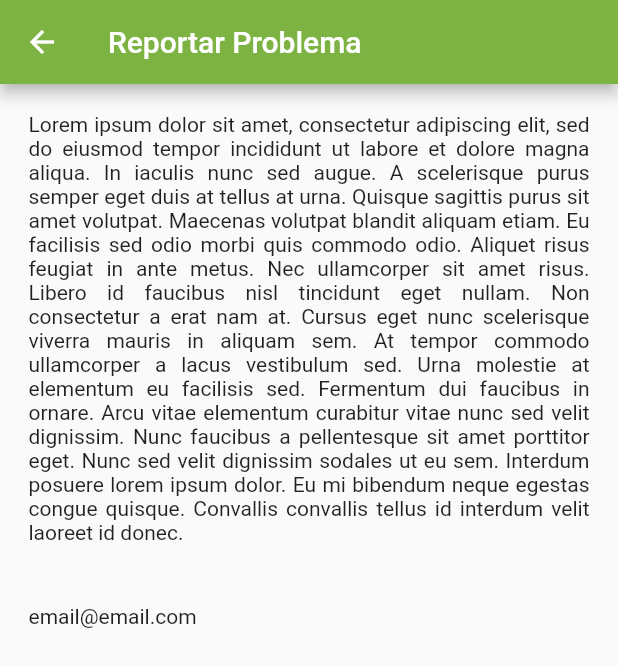
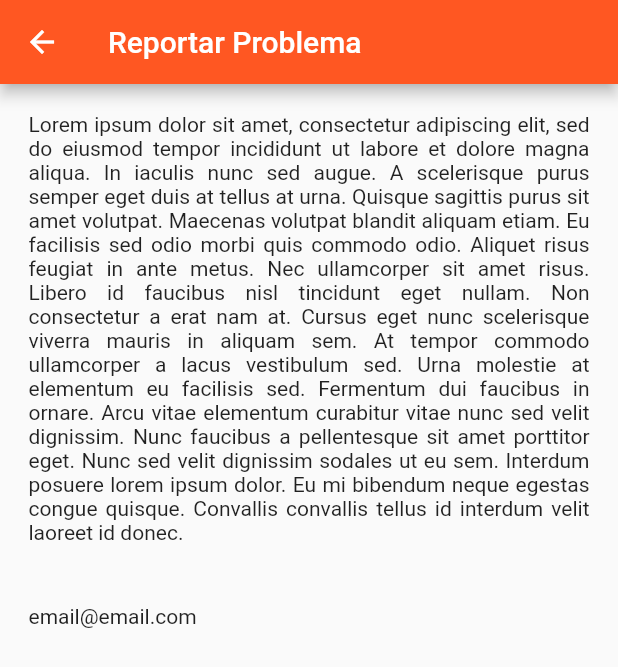
Before and after one commit to vostpt/mobile-app, a Flutter app: the ProblemReport screen opened by its route, on a phone screen of 412 x 824 dp. Shown: the top 667 px of the screen. Run offline on Flutter 3.47's test engine with Material 2 defaults, Android fonts, the phone set to English and light mode, and no system bars; our stand-ins replace built_collection, built_value, dio, flare_flutter, rxdart, shared_preferences; missing offline and left inert: stream_disposable; accounts and stored records are empty; generated files the repository leaves out were written again; network calls fail; statements that could not run were skipped.

Commit message:
Changed Primary and secondary Colors

```diff
--- a/lib/presentation/app.dart
+++ b/lib/presentation/app.dart
@@ -13,6 +13,7 @@ class VostApp extends StatelessWidget {
   @override
   Widget build(BuildContext context) {
     return MaterialApp(
+      debugShowCheckedModeBanner: false,
       title: 'Flutter Vost App',
       theme: ThemeData(
         primaryColor: colorPrimary,
--- a/lib/presentation/assets/colors.dart
+++ b/lib/presentation/assets/colors.dart
@@ -1,4 +1,4 @@
 import 'dart:ui';
 
-const colorPrimary = Color(0xFF7CB342);
-const colorAccent = Color(0xFFFBC02D);
+const colorPrimary = Color(0xFFFF5722);
+const colorAccent = Color(0xFFFFC107);
```
